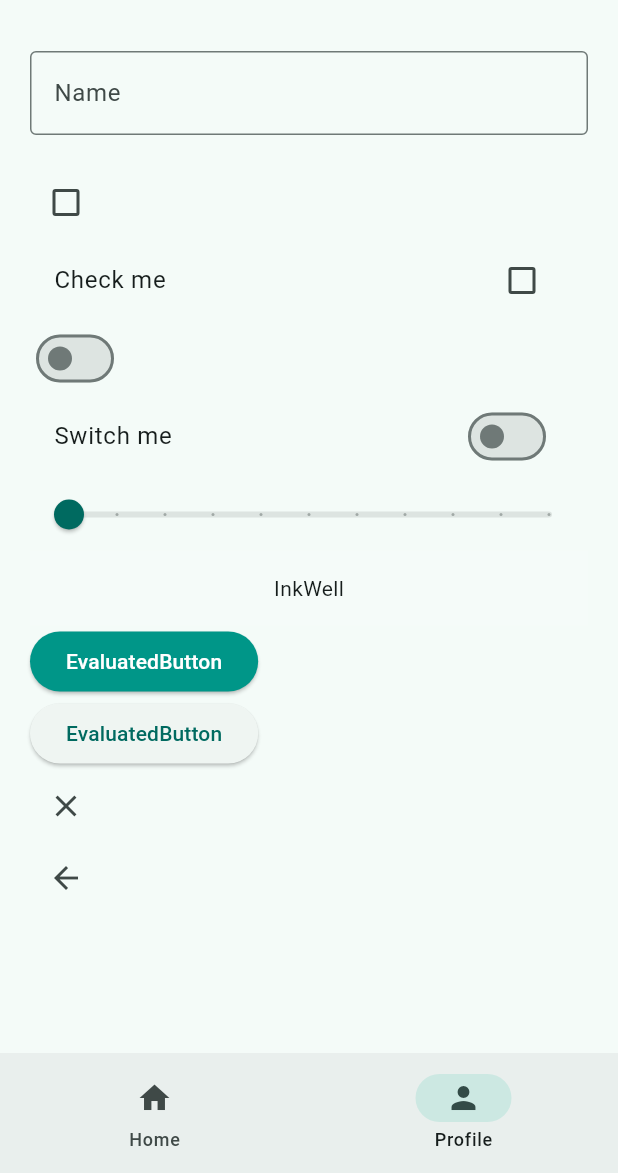
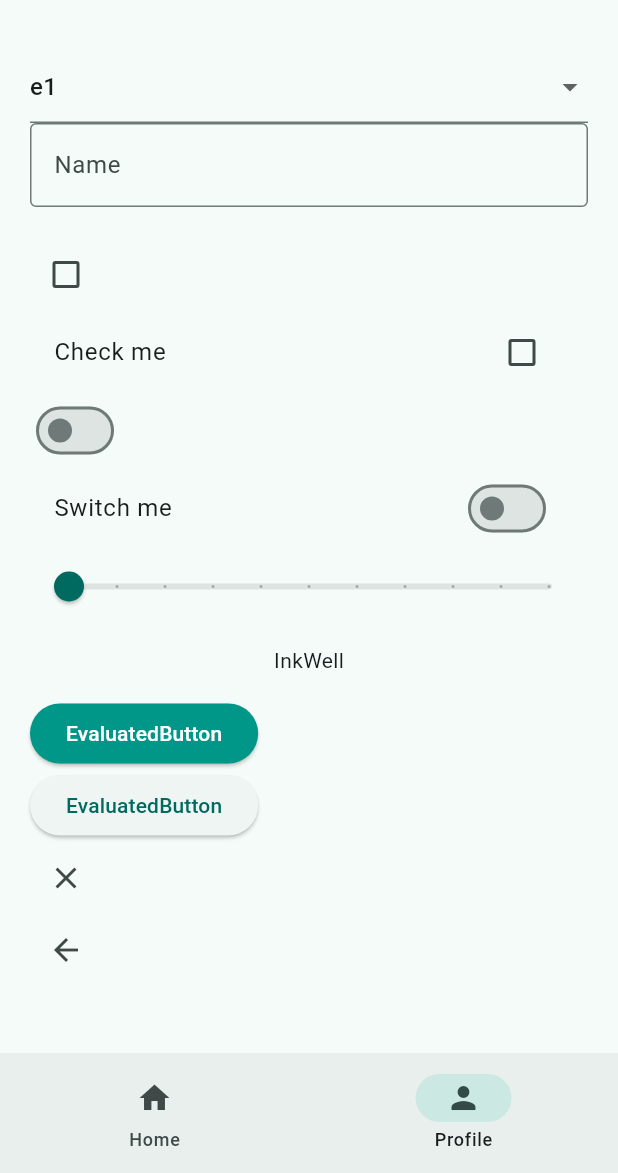
Before and after one commit to amphikapha/flutterdeng, a Flutter app: the screen it shows after launch, item 2 of the bottom bar chosen, on a phone screen of 412 x 824 dp, the part 63-1236 px from its top. Run offline on Flutter 3.47's test engine with Material 3 defaults, Android fonts, the phone set to English and light mode, and no system bars.

Commit message:
drop down

```diff
--- a/lib/views/pages/profile_page.dart
+++ b/lib/views/pages/profile_page.dart
@@ -12,6 +12,7 @@ class _ProfilePageState extends State<ProfilePage> {
   bool? isChecked = false;
   bool isSwitched = false;
   double sliderValue = 0.0;
+  String? menuItem = 'e1';
 
   @override
   Widget build(BuildContext context) {
@@ -21,6 +22,24 @@ class _ProfilePageState extends State<ProfilePage> {
         child: Column(
           crossAxisAlignment: CrossAxisAlignment.start,
           children: [
+            DropdownButtonFormField(
+              value: menuItem,
+              items: [
+              DropdownMenuItem(
+                value: 'e1',
+                child: Text('e1'),
+              ),
+              DropdownMenuItem(
+                value: 'e2',
+                child: Text('e2'),
+              ),
+              DropdownMenuItem(
+                value: 'e3',
+                child: Text('e3'),
+              ),
+            ], onChanged:(value) => setState(() {
+              menuItem = value;
+            })),
             TextField(
               controller: nameController,
               decoration: InputDecoration(
```
